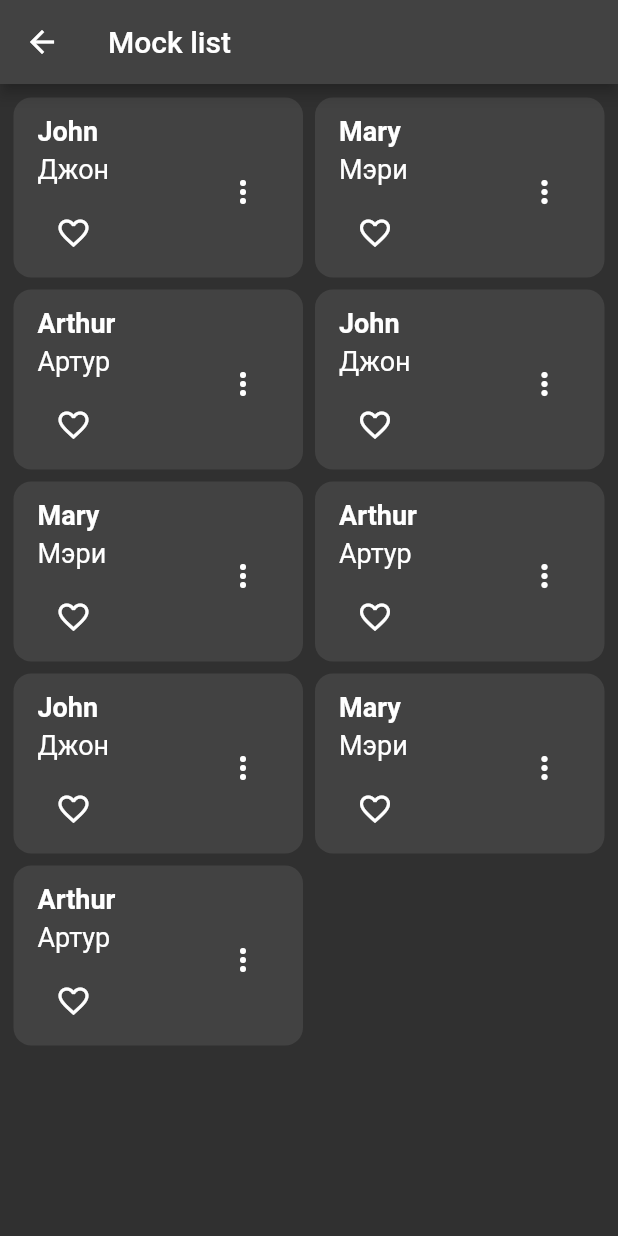
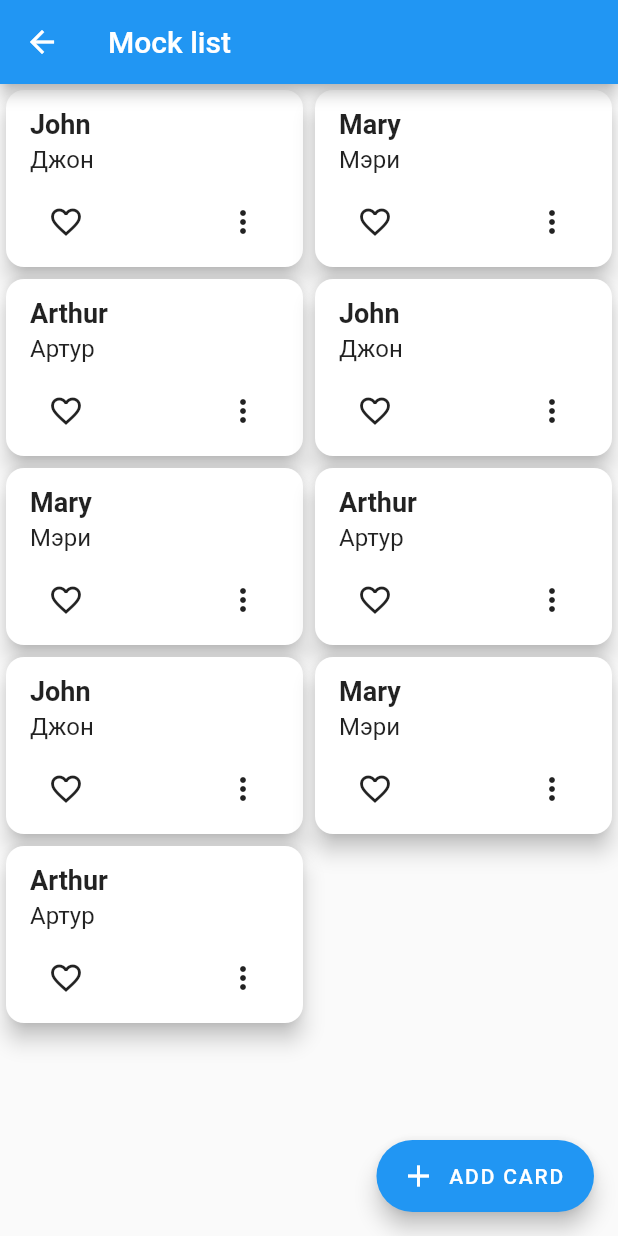
Before and after one commit to BorisSh99/logo_cards_flutter, a Flutter app: the screen it shows after launch, after a tap on "Mock list", on a phone screen of 412 x 824 dp. Run offline on Flutter 3.47's test engine with Material 2 defaults, Android fonts, the phone set to English and light mode, and no system bars.

Commit message:
- Form for card creation and Refactoring

```diff
--- a/lib/main.dart
+++ b/lib/main.dart
@@ -3,8 +3,8 @@ import './screens/home_screen.dart';
 
 void main() {
   runApp(MaterialApp(
-    theme: ThemeData.dark(),
-    darkTheme: ThemeData.dark(),
+    theme: ThemeData.light(),
+    darkTheme: ThemeData.light(),
     initialRoute: '/',
     routes: {
       '/': (context) => const HomeScreen(),
--- a/lib/models/card_model.dart
+++ b/lib/models/card_model.dart
@@ -4,6 +4,6 @@ class CardModel {
   String definition;
   int confidence;
 
-  CardModel(this.term, this.definition, [this.confidence = 0]);
+  CardModel([this.term = '', this.definition = '', this.confidence = 0]);
 
 }
--- a/lib/models/card_collection_model.dart
+++ b/lib/models/card_pack_model.dart
@@ -1,11 +1,11 @@
 import '../models/card_model.dart';
 
-class CardCollectionModel {
+class CardPackModel {
 
   String name;
   List<CardModel> cardList;
 
-  CardCollectionModel(this.name, this.cardList);
+  CardPackModel(this.name, this.cardList);
 
   void addCard(CardModel cardEntity) {
     cardList.add(cardEntity);
--- a/lib/screens/home_screen.dart
+++ b/lib/screens/home_screen.dart
@@ -1,8 +1,9 @@
 import 'package:flutter/material.dart';
-import '../widgets/rename_card_collection_widget.dart';
+import '../widgets/add_card_pack_widget.dart';
+import '../widgets/rename_card_pack_widget.dart';
 import '../models/card_model.dart';
-import '../widgets/card_collection_view.dart';
-import '../models/card_collection_model.dart';
+import '../widgets/card_pack_view.dart';
+import '../models/card_pack_model.dart';
 
 class HomeScreen extends StatefulWidget {
   const HomeScreen({Key? key}) : super(key: key);
@@ -13,21 +14,27 @@ class HomeScreen extends StatefulWidget {
 
 class _HomeScreenState extends State<HomeScreen> {
 
-  List<CardCollectionModel> cardCollectionList = [];
+  List<CardPackModel> _cardPackList = [];
 
   @override
   void initState() {
     super.initState();
 
 
-    cardCollectionList.add(CardCollectionModel('Mock list', [CardModel('John', 'Джон'), CardModel('Mary', 'Мэри'), CardModel('Arthur', 'Артур'),
+    _cardPackList.add(CardPackModel('Mock list', [CardModel('John', 'Джон'), CardModel('Mary', 'Мэри'), CardModel('Arthur', 'Артур'),
                                             CardModel('John', 'Джон'), CardModel('Mary', 'Мэри'), CardModel('Arthur', 'Артур'),
                                             CardModel('John', 'Джон'), CardModel('Mary', 'Мэри'), CardModel('Arthur', 'Артур'),
     ]));
-    cardCollectionList.add(CardCollectionModel('Mock list1zzzzzzzzzzzzzzzzzzzzzzzzzzzzzzzzzzzzzzzzzzzzzzzzzz\ngfdgdf\ngdfgdf', [CardModel('John55555555555555555555555554\ndfsd', 'Джон\ndfsgsdf'), CardModel('Mary', 'Мэри'), CardModel('Arthur', 'Артур'),
+    _cardPackList.add(CardPackModel('Mock list1zzzzzzzzzzzzzzzzzzzzzzzzzzzzzzzzzzzzzzzzzzzzzzzzzz\ngfdgdf\ngdfgdf', [CardModel('John55555555555555555555555554\ndfsd', 'Джон\ndfsgsdf'), CardModel('Mary', 'Мэри'), CardModel('Arthur', 'Артур'),
       CardModel('John', 'Джон'), CardModel('Mary', 'Мэри'), CardModel('Arthur', 'Артур'),
       CardModel('John', 'Джон'), CardModel('Mary', 'Мэри'), CardModel('Arthur', 'Артур'),
     ]));
+  }
+
+  void _addCardPack(String name) {
+    setState(() {
+      _cardPackList.add(CardPackModel(name, [] ));
+    });
   }
 
   @override
@@ -36,70 +43,97 @@ class _HomeScreenState extends State<HomeScreen> {
       appBar: AppBar(
         title: Text('My Card-Collections'),
       ),
-      floatingActionButton: FloatingActionButton(
-        onPressed: () {},
+      floatingActionButtonLocation: FloatingActionButtonLocation.centerFloat,
+      floatingActionButton: FloatingActionButton.extended(
+        label: Text('ADD NEW PACK'),
+        icon: Icon(Icons.add),
+        onPressed: () {
+          showDialog(
+            context: context,
+            builder: (context) {
+              return AddCardPackWidget(
+                cardPackList: _cardPackList,
+                addCardPackHandler: _addCardPack,
+              );
+            },
+          );
+        },
       ),
       body: ListView.builder(
-        itemCount: cardCollectionList.length,
+        itemCount: _cardPackList.length,
         itemBuilder: (context, index) {
-          return Card(
-            elevation: 4,
+          return Padding(
+            padding: EdgeInsetsDirectional.fromSTEB(4, 4, 4, 4),
+            child: Material(
+              color: Theme.of(context).cardColor,
+              borderRadius: BorderRadius.circular(12),
+              elevation: 6.0,
               child: InkWell(
                 onTap: () {
                   Navigator.of(context).push(
                     MaterialPageRoute(
-                      builder: (context) => CardCollectionView(listName: cardCollectionList[index].name, cardList: cardCollectionList[index].cardList)
+                        builder: (context) => CardPackView(listName: _cardPackList[index].name, cardList: _cardPackList[index].cardList)
                     ),
                   );
                 },
+                child: Padding(
+                  padding: EdgeInsetsDirectional.fromSTEB(16, 12, 16, 6),
+                  child: Row(
+                    mainAxisSize: MainAxisSize.max,
+                    children: [
+                      Expanded(
+                        flex: 6,
                         child: Column(
+                          mainAxisSize: MainAxisSize.max,
+                          mainAxisAlignment: MainAxisAlignment.center,
+                          crossAxisAlignment: CrossAxisAlignment.start,
                           children: [
-                  ListTile(
-                    title: Padding(
-                      padding: EdgeInsets.only(top: 8.0, bottom: 8.0, right: 8.0),
-                      child: Text(cardCollectionList[index].name),
+                            Text(
+                              _cardPackList[index].name,
+                              style: TextStyle(
+                                fontSize: 18,
+                                fontWeight: FontWeight.bold,
                               ),
-                    subtitle: Row(
+                            ),
+                            Padding(
+                              padding:
+                              EdgeInsetsDirectional.fromSTEB(0, 6, 0, 0),
+                              child: Text(
+                                'MOCK',
+                                style: TextStyle(
+                                  fontSize: 16,
+                                ),
+                              ),
+                            ),
+                            Padding(
+                              padding:
+                              EdgeInsetsDirectional.fromSTEB(0, 8, 0, 0),
+                              child: Row(
+                                mainAxisSize: MainAxisSize.max,
+                                mainAxisAlignment: MainAxisAlignment.spaceBetween,
                                 children: [
-                        IconButton(
-                          onPressed: () {
-                            setState(() {
-                              cardCollectionList[index].name = 'test';
-                            });
-                          },
-                          icon: Icon(Icons.delete),
-                          splashRadius: 20,
+                                  OutlinedButton(
+                                      onPressed: () {},
+                                      child: Text('BUTTON'),
                                   ),
-                        IconButton(
-                          onPressed: () {},
-                          icon: Icon(Icons.delete),
-                          splashRadius: 20,
-                        ),
-                        IconButton(
-                          onPressed: () {},
-                          icon: Icon(Icons.delete),
-                          splashRadius: 20,
-                        ),
-                      ],
-                    ),
-                    trailing: PopupMenuButton(
+                                  PopupMenuButton(
                                     onSelected: (value) async {
                                       switch (value) {
                                         case 'rename':
                                           return showDialog(
                                             context: context,
                                             builder: (context) {
-                                return RenameCardListWidget(
-                                  cardCollection: cardCollectionList[index],
+                                              return RenameCardPackWidget(
+                                                cardPack: _cardPackList[index],
                                                 changeNameHandler: (newName) => setState(() { //setState of current cardListName
-                                    cardCollectionList[index].name = newName;
+                                                  _cardPackList[index].name = newName;
                                                 })
                                               );
                                             },
                                           );
                                         case 'delete':
                                           setState(() {
-                              cardCollectionList.removeAt(index);
+                                            _cardPackList.removeAt(index);
                                           });
                                       }
                                     },
@@ -114,12 +148,15 @@ class _HomeScreenState extends State<HomeScreen> {
                                       ),
                                     ],
                                   ),
+                                ],
                               ),
-                  IconButton(
-                    icon: Icon(Icons.ac_unit),
-                    onPressed: () {},
                             ),
                           ],
+                        ),
+                      ),
+                    ],
+                  ),
+                ),
               ),
             ),
           );
--- a/lib/widgets/card_collection_view.dart
+++ /dev/null
@@ -1,218 +0,0 @@
-import 'package:flutter_staggered_grid_view/flutter_staggered_grid_view.dart';
-import 'package:flutter/material.dart';
-import '../models/card_model.dart';
-
-class CardCollectionView extends StatefulWidget {
-  final String listName;
-  final List<CardModel> cardList;
-
-  const CardCollectionView({Key? key, required this.listName, required this.cardList}) : super(key: key);
-
-  @override
-  State<CardCollectionView> createState() => _CardCollectionViewState();
-}
-
-class _CardCollectionViewState extends State<CardCollectionView> {
-  @override
-  Widget build(BuildContext context) {
-    return Scaffold(
-      appBar: AppBar(
-        title: Text(widget.listName),
-      ),
-      body: Padding(
-        padding: const EdgeInsets.only(top: 5.0, right: 5.0, left: 5.0),
-        child: MasonryGridView.count(
-          crossAxisCount: 2,
-          itemCount: widget.cardList.length,
-          itemBuilder: (context, index) {
-            return /*Card(
-              child: ListTile(
-                title: Text(
-                  widget.cardList[index].term
-                ),
-                subtitle: Text(
-                  widget.cardList[index].definition,
-                  textAlign: TextAlign.right,
-                ),
-                trailing: PopupMenuButton(
-                  itemBuilder: (context) => [
-                    PopupMenuItem(
-                      child: Text('Update'),
-                      value: 1,
-                    ),
-                    PopupMenuItem(
-                      child: Text('Delete'),
-                      value: 2,
-                      onTap: () {
-                        setState(() {
-                          widget.cardList.removeAt(index);
-                        });
-                      },
-                    )
-                  ],
-                ),
-                onTap: () {
-                  Navigator.of(context).push(
-                    MaterialPageRoute(
-                      builder: (context) => PageView.builder(
-                        itemCount: widget.cardList.length,
-                        pageSnapping: true,
-                        itemBuilder: (context, pagePosition) {
-                          return Container(
-                            margin: EdgeInsets.all(10),
-                            child: Text(widget.cardList[index].term),
-                          );
-                        }
-                      )
-                    ),
-                  );
-                }
-              ),
-            );*/
-              Padding(
-                padding: EdgeInsetsDirectional.fromSTEB(4, 4, 4, 4),
-                child: Container(
-                  width: double.infinity,
-                  decoration: BoxDecoration(
-                    color: Theme.of(context).cardColor,
-                    /*boxShadow: [
-                      BoxShadow(
-                        blurRadius: 5,
-                        color: Color(0x4D090F13),
-                        offset: Offset(0, 2),
-                      )
-                    ],*/
-                    borderRadius: BorderRadius.circular(12),
-                  ),
-                  child: Padding(
-                    padding: EdgeInsetsDirectional.fromSTEB(16, 12, 16, 6),
-                    child: Row(
-                      mainAxisSize: MainAxisSize.max,
-                      children: [
-                        Expanded(
-                          flex: 6,
-                          child: Column(
-                            mainAxisSize: MainAxisSize.max,
-                            mainAxisAlignment: MainAxisAlignment.center,
-                            crossAxisAlignment: CrossAxisAlignment.start,
-                            children: [
-                              Text(
-                                widget.cardList[index].term,
-                                style: TextStyle(
-                                  fontSize: 18,
-                                  fontWeight: FontWeight.bold,
-                                ),
-                                /*style: FlutterFlowTheme.of(context)
-                                    .subtitle1
-                                    .override(
-                                  fontFamily: 'Lexend Deca',
-                                  color: Color(0xFF4B39EF),
-                                  fontSize: 18,
-                                  fontWeight: FontWeight.bold,
-                                ),*/
-                              ),
-                              Padding(
-                                padding:
-                                EdgeInsetsDirectional.fromSTEB(0, 4, 0, 0),
-                                child: Text(
-                                  widget.cardList[index].definition,
-                                  style: TextStyle(
-                                    fontSize: 18,
-                                  ),
-                                  /*style: FlutterFlowTheme.of(context)
-                                      .bodyText2
-                                      .override(
-                                    fontFamily: 'Lexend Deca',
-                                    color: Color(0xFF090F13),
-                                    fontSize: 18,
-                                    fontWeight: FontWeight.normal,
-                                  ),*/
-                                ),
-                              ),
-                              Padding(
-                                padding:
-                                EdgeInsetsDirectional.fromSTEB(0, 8, 0, 0),
-                                child: Row(
-                                  mainAxisSize: MainAxisSize.max,
-                                  mainAxisAlignment: MainAxisAlignment.start,
-                                  children: [
-                                    IconButton(
-                                      splashColor: Colors.transparent,
-                                      highlightColor: Colors.transparent,
-                                      hoverColor: Colors.transparent,
-                                      icon: Icon(Icons.favorite_border),
-                                      onPressed: () {},
-                                    ),
-                                    /*FFButtonWidget(
-                                      onPressed: () {
-                                        print('Button pressed ...');
-                                      },
-                                      text: 'Buy Now',
-                                      options: FFButtonOptions(
-                                        width: 130,
-                                        height: 50,
-                                        color: Color(0xFF4B39EF),
-                                        textStyle: FlutterFlowTheme.of(context)
-                                            .subtitle2
-                                            .override(
-                                          fontFamily: 'Lexend Deca',
-                                          color: Colors.white,
-                                          fontSize: 16,
-                                          fontWeight: FontWeight.normal,
-                                        ),
-                                        elevation: 2,
-                                        borderSide: BorderSide(
-                                          color: Colors.transparent,
-                                          width: 1,
-                                        ),
-                                        borderRadius: 50,
-                                      ),
-                                    ),*/
-                                  ],
-                                ),
-                              ),
-                            ],
-                          ),
-                        ),
-                        PopupMenuButton(
-                          itemBuilder: (context) => [
-                            PopupMenuItem(
-                              child: Text('Update'),
-                              value: 1,
-                            ),
-                            PopupMenuItem(
-                              child: Text('Delete'),
-                              value: 2,
-                              onTap: () {
-                                setState(() {
-                                  widget.cardList.removeAt(index);
-                                });
-                              },
-                            )
-                          ],
-                        ),
-                        /*FlutterFlowIconButton(
-                          borderColor: Colors.transparent,
-                          borderRadius: 30,
-                          borderWidth: 1,
-                          buttonSize: 60,
-                          icon: Icon(
-                            Icons.add_box_outlined,
-                            color: Colors.black,
-                            size: 30,
-                          ),
-                          onPressed: () {
-                            print('IconButton pressed ...');
-                          },
-                        ),*/
-                      ],
-                    ),
-                  ),
-                ),
-              );
-          },
-        )
-      ),
-    );
-  }
-}
--- /dev/null
+++ b/lib/widgets/card_pack_view.dart
@@ -0,0 +1,130 @@
+import 'package:flutter_staggered_grid_view/flutter_staggered_grid_view.dart';
+import 'package:flutter/material.dart';
+import '../models/card_model.dart';
+import './add_card_widget.dart';
+
+class CardPackView extends StatefulWidget {
+  final String listName;
+  final List<CardModel> cardList;
+
+  const CardPackView({Key? key, required this.listName, required this.cardList}) : super(key: key);
+
+  @override
+  State<CardPackView> createState() => _CardPackViewState();
+}
+
+class _CardPackViewState extends State<CardPackView> {
+
+  void _addCard(CardModel newCard) {
+    setState(() {
+      widget.cardList.add(newCard);
+    });
+  }
+
+  @override
+  Widget build(BuildContext context) {
+    return Scaffold(
+      appBar: AppBar(
+        title: Text(widget.listName),
+      ),
+      floatingActionButton: FloatingActionButton.extended(
+        label: Text('ADD CARD'),
+        icon: Icon(Icons.add),
+        onPressed: () {
+          showDialog(
+            context: context,
+            builder: (context) {
+              return AddCardWidget(
+                cardList: widget.cardList,
+                addCardHandler: _addCard,
+              );
+            },
+          );
+        },
+      ),
+      body: MasonryGridView.count(
+        crossAxisCount: 2,
+        itemCount: widget.cardList.length,
+        itemBuilder: (context, index) {
+          return Padding(
+            padding: EdgeInsetsDirectional.fromSTEB(4, 4, 4, 4),
+            child: Material(
+              color: Theme.of(context).cardColor,
+              borderRadius: BorderRadius.circular(12),
+              elevation: 6.0,
+              child: Padding(
+                padding: EdgeInsetsDirectional.fromSTEB(16, 12, 16, 6),
+                child: Row(
+                  mainAxisSize: MainAxisSize.max,
+                  children: [
+                    Expanded(
+                      flex: 6,
+                      child: Column(
+                        mainAxisSize: MainAxisSize.max,
+                        mainAxisAlignment: MainAxisAlignment.center,
+                        crossAxisAlignment: CrossAxisAlignment.start,
+                        children: [
+                          Text(
+                            widget.cardList[index].term,
+                            style: TextStyle(
+                              fontSize: 18,
+                              fontWeight: FontWeight.bold,
+                            ),
+                          ),
+                          Padding(
+                            padding:
+                            EdgeInsetsDirectional.fromSTEB(0, 4, 0, 0),
+                            child: Text(
+                              widget.cardList[index].definition,
+                              style: TextStyle(
+                                fontSize: 16,
+                              ),
+                            ),
+                          ),
+                          Padding(
+                            padding:
+                            EdgeInsetsDirectional.fromSTEB(0, 8, 0, 0),
+                            child: Row(
+                              mainAxisSize: MainAxisSize.max,
+                              mainAxisAlignment: MainAxisAlignment.spaceBetween,
+                              children: [
+                                IconButton(
+                                  splashColor: Colors.transparent,
+                                  highlightColor: Colors.transparent,
+                                  hoverColor: Colors.transparent,
+                                  icon: Icon(Icons.favorite_border),
+                                  onPressed: () {},
+                                ),
+                                PopupMenuButton(
+                                  itemBuilder: (context) => [
+                                    PopupMenuItem(
+                                      child: Text('Update'),
+                                      value: 1,
+                                    ),
+                                    PopupMenuItem(
+                                      child: Text('Delete'),
+                                      value: 2,
+                                      onTap: () {
+                                        setState(() {
+                                          widget.cardList.removeAt(index);
+                                        });
+                                      },
+                                    )
+                                  ],
+                                ),
+                              ],
+                            ),
+                          ),
+                        ],
+                      ),
+                    ),
+                  ],
+                ),
+              ),
+            ),
+          );
+        },
+      ),
+    );
+  }
+}
```
Also changed, not shown: lib/widgets/add_card_pack_widget.dart (renamed from lib/widgets/rename_card_collection_widget.dart, +10 -10 lines), lib/widgets/add_card_widget.dart (added, +80 -0 lines), lib/widgets/rename_card_pack_widget.dart (added, +59 -0 lines). Lines whose indentation alone changed are shown as unchanged.
